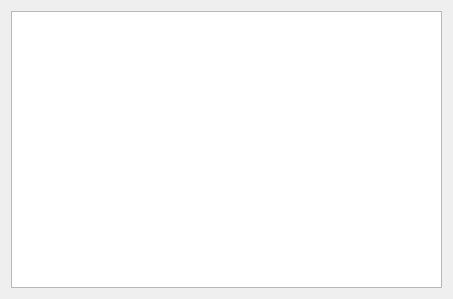
Before: the Qt Designer form source/wnd/h2errmgr.ui in ww4u/mct-t4, drawn with Qt 5.
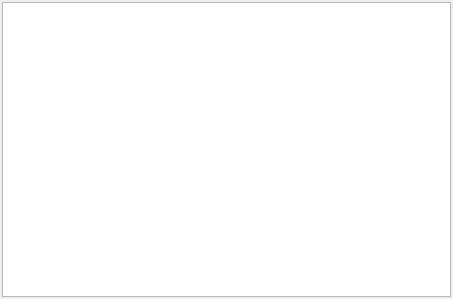
After: the same form once the commit is applied.

What changed in the file:
```diff
--- a/source/wnd/h2errmgr.ui
+++ b/source/wnd/h2errmgr.ui
@@ -14,6 +14,18 @@
    <string>Form</string>
   </property>
   <layout class="QVBoxLayout" name="verticalLayout">
+   <property name="leftMargin">
+    <number>2</number>
+   </property>
+   <property name="topMargin">
+    <number>2</number>
+   </property>
+   <property name="rightMargin">
+    <number>2</number>
+   </property>
+   <property name="bottomMargin">
+    <number>2</number>
+   </property>
    <item>
     <widget class="QTableView" name="tvErr">
      <property name="verticalScrollBarPolicy">
```
